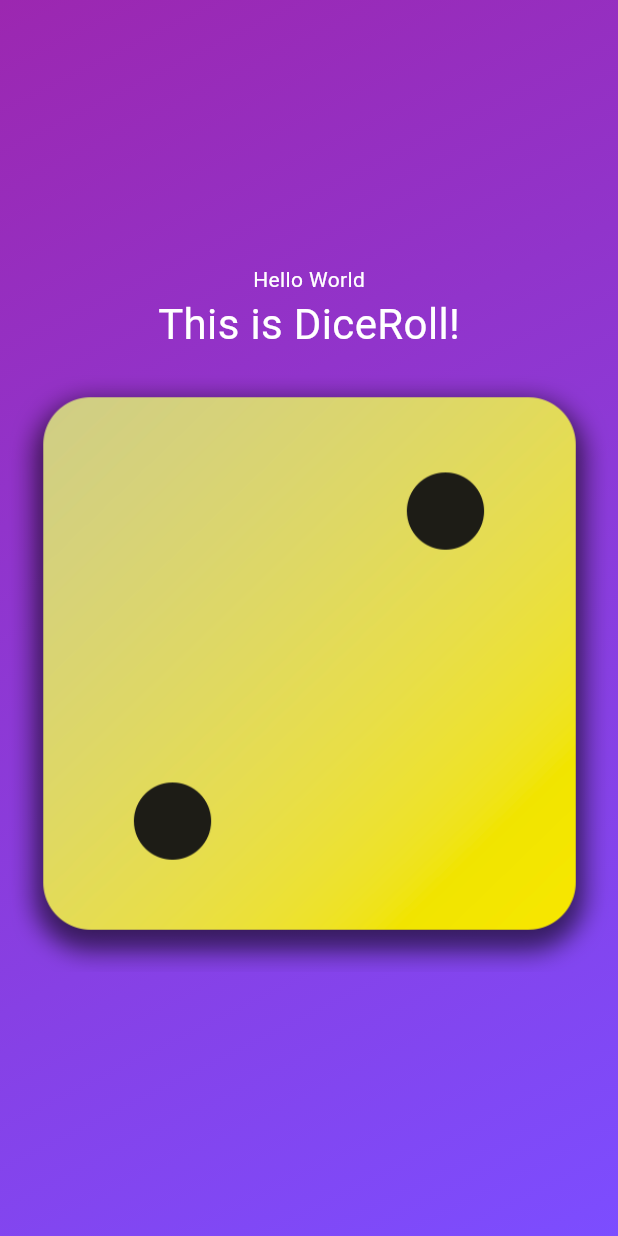
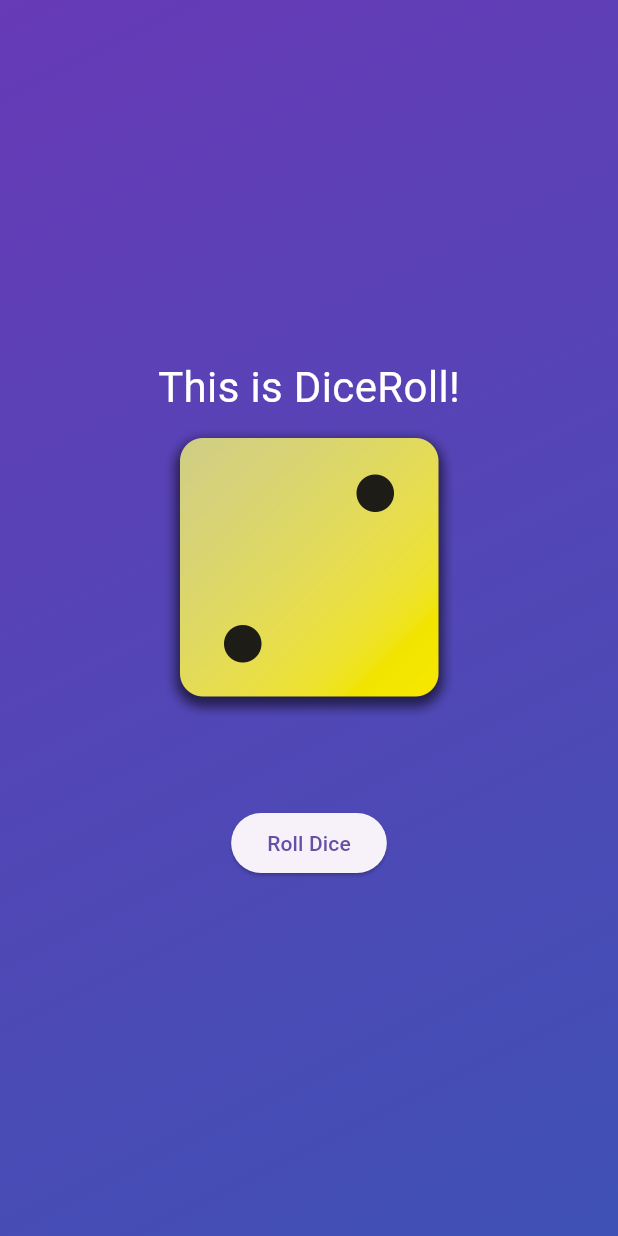
Before and after one commit to JoshuaMillerCode/dice_roll_app, a Flutter app: the screen it shows after launch, on a phone screen of 412 x 824 dp. Run offline on Flutter 3.47's test engine with Material 3 defaults, Android fonts, the phone set to English and light mode, and no system bars.

```diff
--- a/lib/main.dart
+++ b/lib/main.dart
@@ -1,5 +1,6 @@
 import 'package:flutter/material.dart';
 import 'package:flutter_tutorial/widgets/gradient_container.dart';
+import 'package:flutter_tutorial/pages/bookshelf.dart';
 
 // class State {
 //   int timesClicked = 0;
@@ -16,11 +17,25 @@ import 'package:flutter_tutorial/widgets/gradient_container.dart';
 void main() {
   // Start of the app;
   // This is provided by the flutter framework
-  runApp(
-    const MaterialApp(
-      home: Scaffold(
-        body: GradientContainer.purple(),
-      ),
-    ),
-  );
+  runApp(const MyApp());
 }
+
+class MyApp extends StatelessWidget {
+  const MyApp({
+    super.key,
+  });
+
+  @override
+  Widget build(BuildContext context) {
+    return MaterialApp(
+      initialRoute: '/',
+      routes: {
+        '/': (context) => const Scaffold(
+              body: GradientContainer.purple(),
+            ),
+        // playing with routes
+        '/bookshelf': (context) => BookshelfPage()
+      },
+    );
+  }
+}
--- /dev/null
+++ b/lib/widgets/dice_roller.dart
@@ -0,0 +1,45 @@
+import 'package:flutter/material.dart';
+import 'package:flutter_tutorial/widgets/styled_test.dart';
+import 'dart:math';
+
+final randomizer = Random();
+
+class DiceRoller extends StatefulWidget {
+  @override
+  State<DiceRoller> createState() {
+    return _DiceRollerState();
+  }
+}
+
+class _DiceRollerState extends State<DiceRoller> {
+  String imageNumber = '2';
+
+  void handleDiceRoll() {
+    int randomInt = randomizer.nextInt(6) + 1;
+
+    setState(() {
+      imageNumber = randomInt.toString();
+    });
+  }
+
+  @override
+  Widget build(BuildContext context) {
+    return Column(
+      mainAxisSize: MainAxisSize.min,
+      children: [
+        const StyledText(content: "This is DiceRoll!", fontSize: 28),
+        Image.asset(
+          'assets/images/dice-$imageNumber.png',
+          width: 200,
+        ),
+        const SizedBox(
+          height: 60,
+        ),
+        ElevatedButton(
+          onPressed: handleDiceRoll,
+          child: const Text('Roll Dice'),
+        ),
+      ],
+    );
+  }
+}
--- a/lib/widgets/gradient_container.dart
+++ b/lib/widgets/gradient_container.dart
@@ -1,5 +1,6 @@
 import 'package:flutter/material.dart';
 import 'package:flutter_tutorial/widgets/styled_test.dart';
+import 'package:flutter_tutorial/widgets/dice_roller.dart';
 
 const startAlignment = Alignment.topLeft;
 const endAlignment = Alignment.bottomRight;
@@ -9,9 +10,13 @@ class GradientContainer extends StatelessWidget {
 
   // Creating a another preset constructor
   const GradientContainer.purple({super.key})
-      : colors = const [Colors.purple, Colors.deepPurpleAccent];
+      : colors = const [Colors.deepPurple, Colors.indigo];
 
   final List<Color> colors;
+
+  void handleDiceRoll() {
+    debugPrint('Clicked');
+  }
 
   @override
   Widget build(context) {
@@ -20,15 +25,7 @@ class GradientContainer extends StatelessWidget {
         gradient: LinearGradient(
             colors: colors, begin: startAlignment, end: endAlignment),
       ),
-      child: Center(
-          child: Column(
-        mainAxisAlignment: MainAxisAlignment.center,
-        children: [
-          const StyledText(content: "Hello World"),
-          const StyledText(content: "This is DiceRoll!", fontSize: 28),
-          Image.asset('assets/images/dice-2.png')
-        ],
-      )),
+      child: Center(child: DiceRoller()),
     );
   }
 }
```
Also changed, not shown: lib/pages/bookshelf.dart (added, +86 -0 lines).
